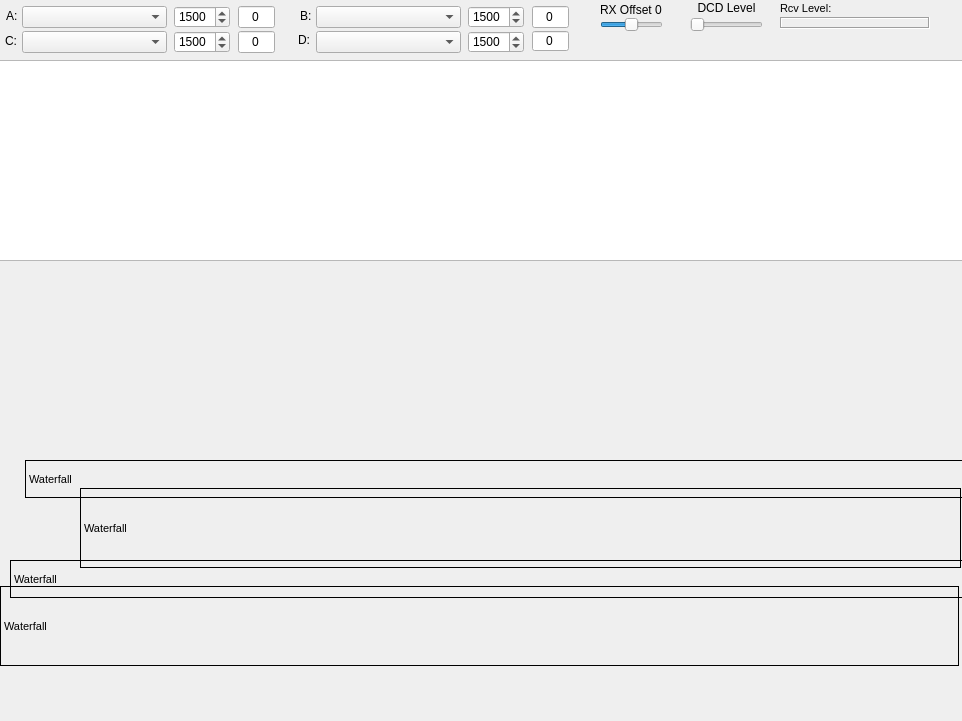
Online-Amateur-Radio-Club-M0OUK/QtSoundModem, file QtSoundModem.ui: the form before one commit.
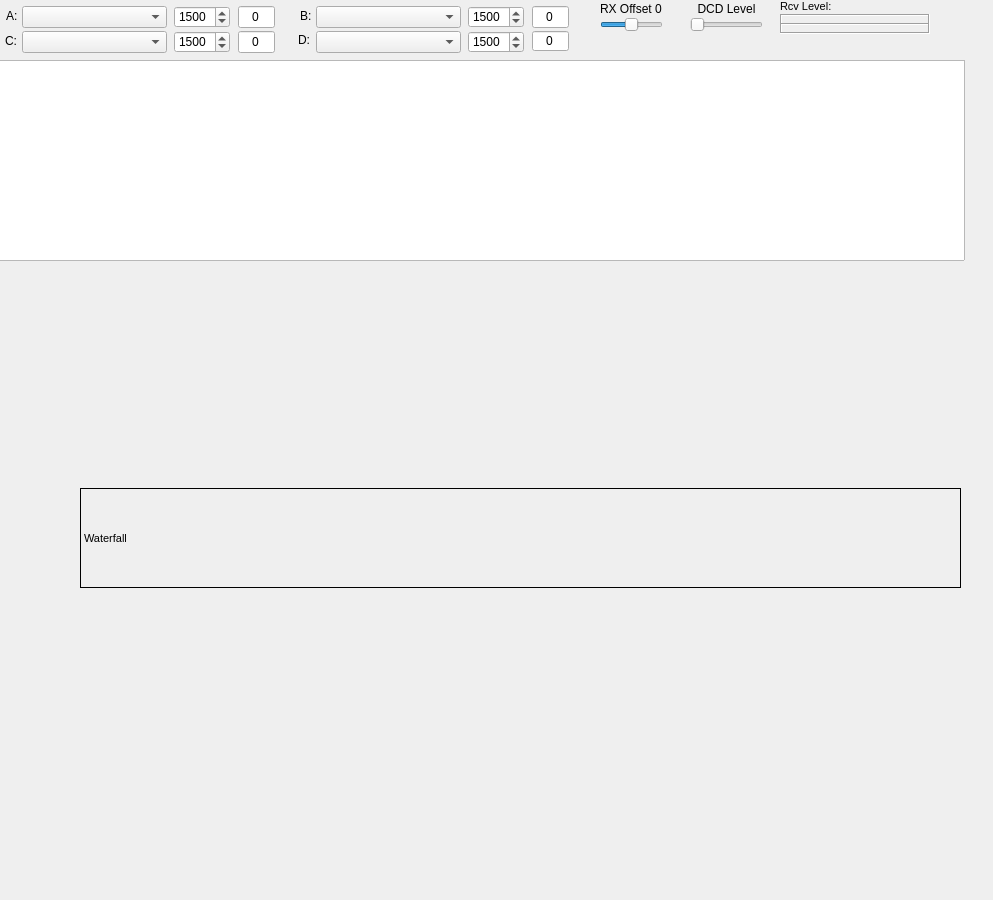
The form after the commit. Icons and pictures are not drawn.

Patch:
```diff
--- a/QtSoundModem.ui
+++ b/QtSoundModem.ui
@@ -6,8 +6,8 @@
    <rect>
     <x>0</x>
     <y>0</y>
-    <width>962</width>
-    <height>721</height>
+    <width>993</width>
+    <height>900</height>
    </rect>
   </property>
   <property name="maximumSize">
@@ -50,48 +50,6 @@
      </rect>
     </property>
    </widget>
-   <widget class="QLabel" name="WaterfallB">
-    <property name="geometry">
-     <rect>
-      <x>0</x>
-      <y>586</y>
-      <width>959</width>
-      <height>80</height>
-     </rect>
-    </property>
-    <property name="sizePolicy">
-     <sizepolicy hsizetype="Minimum" vsizetype="Minimum">
-      <horstretch>0</horstretch>
-      <verstretch>0</verstretch>
-     </sizepolicy>
-    </property>
-    <property name="minimumSize">
-     <size>
-      <width>600</width>
-      <height>80</height>
-     </size>
-    </property>
-    <property name="maximumSize">
-     <size>
-      <width>5000</width>
-      <height>100</height>
-     </size>
-    </property>
-    <property name="font">
-     <font>
-      <pointsize>8</pointsize>
-     </font>
-    </property>
-    <property name="frameShape">
-     <enum>QFrame::Box</enum>
-    </property>
-    <property name="frameShadow">
-     <enum>QFrame::Plain</enum>
-    </property>
-    <property name="text">
-     <string>Waterfall</string>
-    </property>
-   </widget>
    <widget class="QLabel" name="label_2">
     <property name="geometry">
      <rect>
@@ -127,19 +85,19 @@
       <x>80</x>
       <y>488</y>
       <width>881</width>
-      <height>80</height>
+      <height>100</height>
      </rect>
     </property>
     <property name="minimumSize">
      <size>
       <width>600</width>
-      <height>80</height>
+      <height>100</height>
      </size>
     </property>
     <property name="maximumSize">
      <size>
       <width>5000</width>
-      <height>100</height>
+      <height>250</height>
      </size>
     </property>
     <property name="font">
@@ -171,9 +129,9 @@
     <property name="geometry">
      <rect>
       <x>690</x>
-      <y>0</y>
+      <y>2</y>
       <width>73</width>
-      <height>16</height>
+      <height>13</height>
      </rect>
     </property>
     <property name="text">
@@ -215,78 +173,6 @@
      <number>10</number>
     </property>
    </widget>
-   <widget class="QLabel" name="HeaderA">
-    <property name="geometry">
-     <rect>
-      <x>25</x>
-      <y>460</y>
-      <width>1076</width>
-      <height>38</height>
-     </rect>
-    </property>
-    <property name="minimumSize">
-     <size>
-      <width>600</width>
-      <height>10</height>
-     </size>
-    </property>
-    <property name="maximumSize">
-     <size>
-      <width>5000</width>
-      <height>100</height>
-     </size>
-    </property>
-    <property name="font">
-     <font>
-      <pointsize>8</pointsize>
-     </font>
-    </property>
-    <property name="frameShape">
-     <enum>QFrame::Box</enum>
-    </property>
-    <property name="frameShadow">
-     <enum>QFrame::Plain</enum>
-    </property>
-    <property name="text">
-     <string>Waterfall</string>
-    </property>
-   </widget>
-   <widget class="QLabel" name="HeaderB">
-    <property name="geometry">
-     <rect>
-      <x>10</x>
-      <y>560</y>
-      <width>1076</width>
-      <height>38</height>
-     </rect>
-    </property>
-    <property name="minimumSize">
-     <size>
-      <width>600</width>
-      <height>10</height>
-     </size>
-    </property>
-    <property name="maximumSize">
-     <size>
-      <width>5000</width>
-      <height>100</height>
-     </size>
-    </property>
-    <property name="font">
-     <font>
-      <pointsize>8</pointsize>
-     </font>
-    </property>
-    <property name="frameShape">
-     <enum>QFrame::Box</enum>
-    </property>
-    <property name="frameShadow">
-     <enum>QFrame::Plain</enum>
-    </property>
-    <property name="text">
-     <string>Waterfall</string>
-    </property>
-   </widget>
    <widget class="QTextEdit" name="monWindow">
     <property name="geometry">
      <rect>
@@ -412,7 +298,7 @@
       <x>600</x>
       <y>2</y>
       <width>87</width>
-      <height>16</height>
+      <height>13</height>
      </rect>
     </property>
     <property name="text">
@@ -487,9 +373,9 @@
     <property name="geometry">
      <rect>
       <x>780</x>
-      <y>17</y>
+      <y>14</y>
       <width>150</width>
-      <height>12</height>
+      <height>11</height>
      </rect>
     </property>
     <property name="frameShape">
@@ -508,7 +394,7 @@
       <x>780</x>
       <y>0</y>
       <width>91</width>
-      <height>16</height>
+      <height>13</height>
      </rect>
     </property>
     <property name="font">
@@ -526,6 +412,25 @@
      <bool>true</bool>
     </property>
    </widget>
+   <widget class="QLabel" name="RXLevel2">
+    <property name="geometry">
+     <rect>
+      <x>780</x>
+      <y>23</y>
+      <width>150</width>
+      <height>11</height>
+     </rect>
+    </property>
+    <property name="frameShape">
+     <enum>QFrame::Box</enum>
+    </property>
+    <property name="frameShadow">
+     <enum>QFrame::Sunken</enum>
+    </property>
+    <property name="text">
+     <string/>
+    </property>
+   </widget>
   </widget>
   <widget class="QMenuBar" name="menuBar">
    <property name="geometry">
```
Left out of the diff: 4 changed lines with no effect on the pictures.
